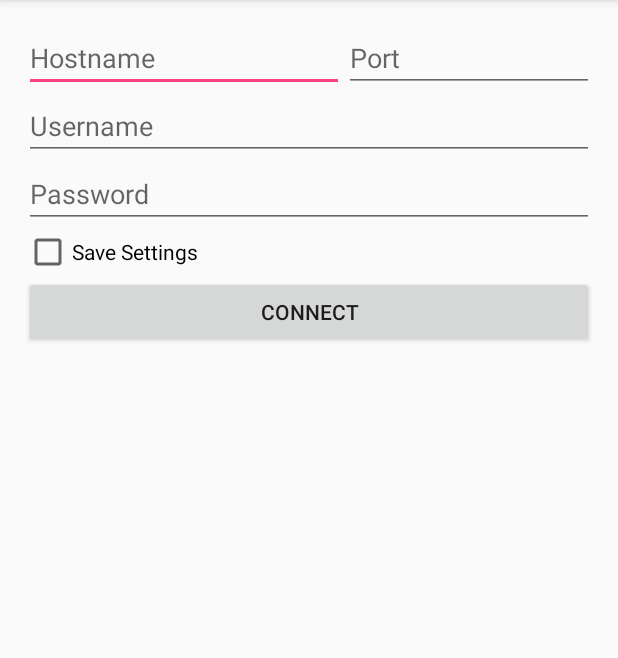
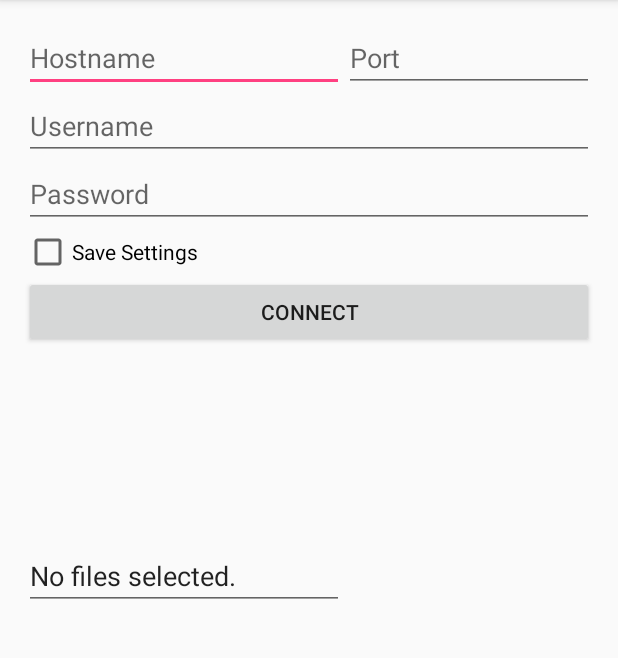
Before and after one commit to maximberezin97/AutoUploadFiles-Android, an Android app: the screen it shows after launch (LoginActivity), on a phone screen of 412 x 824 dp, the part 84-742 px from its top. Run offline under Robolectric (Android 15) with nearby library versions, the phone set to English and light mode, and no system bars.

Commit message:
Connect AsyncTask's UI thread progress update function to FTP client's CopyStreamAdapter. Add multiple TODO goals throughout project. Carry over FTP upload code from JavaFX implementation of project. Add TextView for files to upload (currently inactive).

```diff
--- a/app/src/main/res/layout/activity_login.xml
+++ b/app/src/main/res/layout/activity_login.xml
@@ -76,4 +76,18 @@
         android:layout_below="@+id/checkBoxSaveSettings"
         android:layout_alignParentLeft="true"
         android:layout_alignParentStart="true" />
+
+    <EditText
+        android:layout_width="wrap_content"
+        android:inputType="textMultiLine"
+        android:ems="10"
+        android:id="@+id/editTextFileList"
+        android:text="No files selected."
+        android:singleLine="false"
+        android:selectAllOnFocus="false"
+        android:layout_height="wrap_content"
+        android:layout_centerVertical="true"
+        android:layout_alignParentLeft="true"
+        android:layout_alignParentStart="true" />
+
 </RelativeLayout>
```
Also changed, not shown: app/src/main/java/com/berezin/maxim/autouploadfiles/FtpUploaderTask.java (+49 -3 lines), app/src/main/java/com/berezin/maxim/autouploadfiles/LoginActivity.java (+23 -1 lines).
